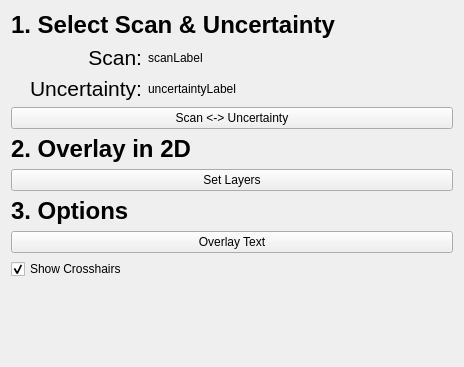
Before: the Qt Designer form Sams_Project/Plugins/com.sam.finalyearproject/src/internal/Sams_ViewControls.ui in bonzo45/Final-Year-Project, drawn with Qt 5.
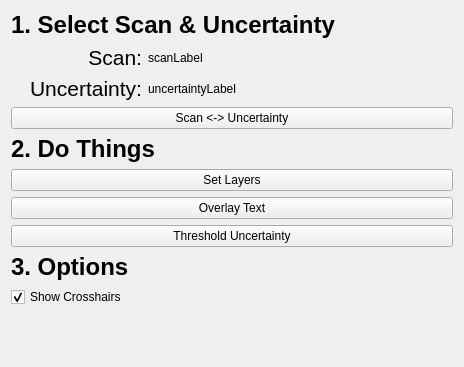
After: the same form once the commit is applied.

Commit message: Uncertainty data is now thresholded and layered on top of scan. Threshold is strange, however.

What changed in the file:
```diff
--- a/Sams_Project/Plugins/com.sam.finalyearproject/src/internal/Sams_ViewControls.ui
+++ b/Sams_Project/Plugins/com.sam.finalyearproject/src/internal/Sams_ViewControls.ui
@@ -149,7 +149,7 @@
       </font>
      </property>
      <property name="text">
-      <string>2. Overlay in 2D</string>
+      <string>2. Do Things</string>
      </property>
     </widget>
    </item>
@@ -160,6 +160,26 @@
      </property>
     </widget>
    </item>
+   <item>
+    <widget class="QPushButton" name="buttonOverlayText">
+     <property name="enabled">
+      <bool>true</bool>
+     </property>
+     <property name="toolTip">
+      <string>Do image processing</string>
+     </property>
+     <property name="text">
+      <string>Overlay Text</string>
+     </property>
+    </widget>
+   </item>
+   <item>
+    <widget class="QPushButton" name="buttonThreshold">
+     <property name="text">
+      <string>Threshold Uncertainty</string>
+     </property>
+    </widget>
+   </item>
    <item>
     <widget class="QLabel" name="label3">
      <property name="font">
@@ -174,19 +194,6 @@
      </property>
     </widget>
    </item>
-   <item>
-    <widget class="QPushButton" name="buttonOverlayText">
-     <property name="enabled">
-      <bool>true</bool>
-     </property>
-     <property name="toolTip">
-      <string>Do image processing</string>
-     </property>
-     <property name="text">
-      <string>Overlay Text</string>
-     </property>
-    </widget>
-   </item>
    <item>
     <widget class="QCheckBox" name="checkBoxCrosshairs">
      <property name="text">
```
The commit also changes 2 other files.
